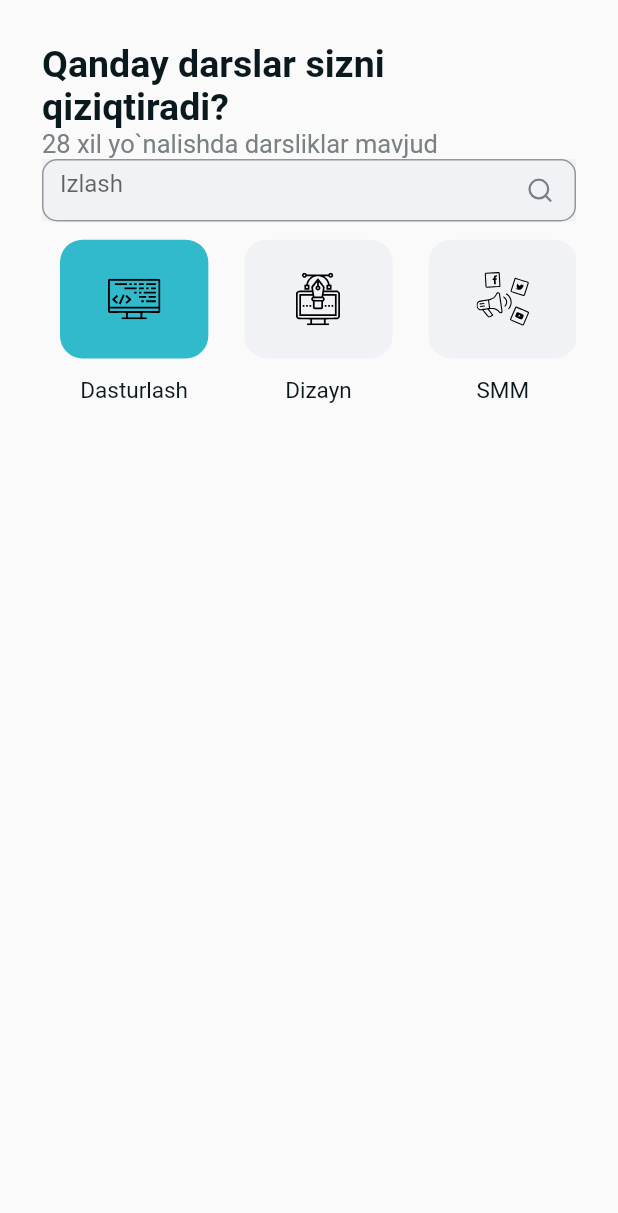
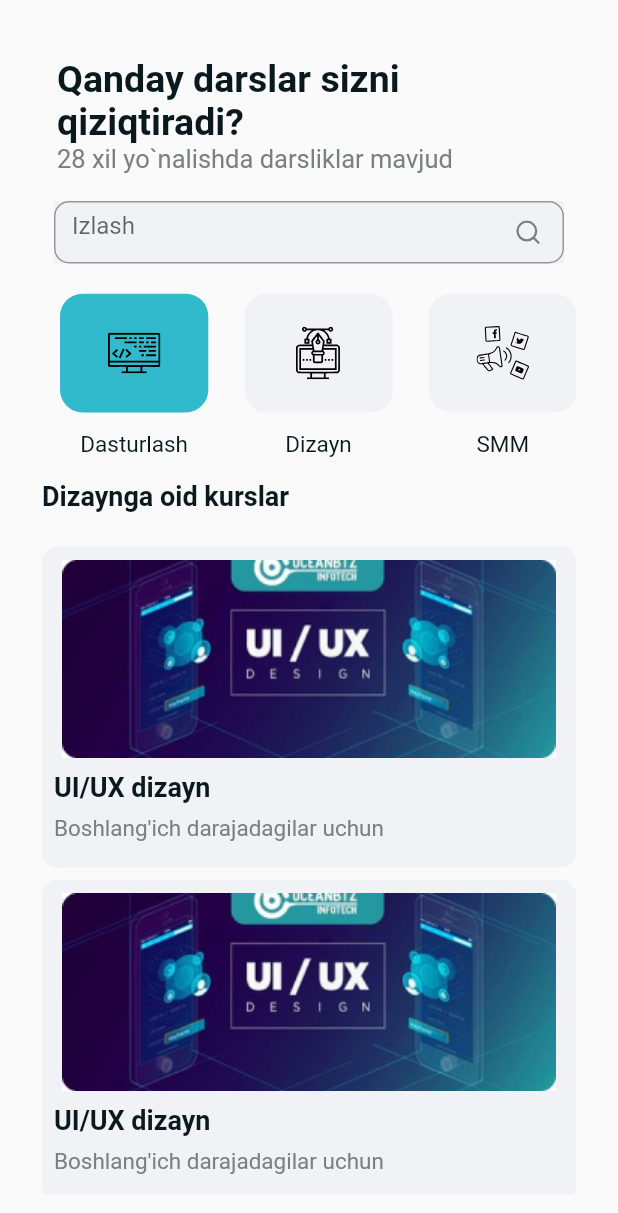
Before and after one commit to shohjahon-shodmonov/final_exam, a Flutter app: the screen it shows after launch, on a phone screen of 412 x 824 dp. Shown: the top 1213 px of the screen. Run offline on Flutter 3.47's test engine with Material 2 defaults, Android fonts, the light colour scheme and no system bars; our stand-ins replace bloc, connectivity_plus, flutter_bloc, flutter_svg.

Commit message:
home page

```diff
--- a/lib/screens/home/_widgets/home_headers.dart
+++ b/lib/screens/home/_widgets/home_headers.dart
@@ -8,7 +8,9 @@ class HomepageHeaders extends StatelessWidget {
 
   @override
   Widget build(BuildContext context) {
-    return Column(
+    return Padding(
+      padding: const EdgeInsets.all(10.0),
+      child: Column(
         mainAxisAlignment: MainAxisAlignment.start,
         crossAxisAlignment: CrossAxisAlignment.start,
         children: [
@@ -28,6 +30,7 @@ class HomepageHeaders extends StatelessWidget {
             ),
           ),
         ],
+      ),
     );
   }
 }
--- a/lib/screens/home/_widgets/searchbar.dart
+++ b/lib/screens/home/_widgets/searchbar.dart
@@ -13,7 +13,9 @@ class SearchBar extends StatelessWidget {
 
   @override
   Widget build(BuildContext context) {
-    return Container(
+    return Padding(
+      padding: const EdgeInsets.all(8.0),
+      child: Container(
         height: getH(41),
         width: getW(343),
         color: ColorConst.instance.bgContainer,
@@ -21,6 +23,7 @@ class SearchBar extends StatelessWidget {
           controller: _searchController,
           decoration: inputDecor(),
         ),
+      ),
     );
   }
 }
--- a/lib/screens/home/home_page.dart
+++ b/lib/screens/home/home_page.dart
@@ -7,6 +7,7 @@ import 'package:final_exam/cubit/menu_cubit/menu_state.dart';
 import 'package:final_exam/data/menu_bar_data.dart';
 import 'package:final_exam/screens/home/_widgets/home_headers.dart';
 import 'package:final_exam/screens/home/_widgets/searchbar.dart';
+import 'package:final_exam/widgets/category_body.dart';
 import 'package:final_exam/widgets/menu_bar_cont.dart';
 import 'package:flutter/material.dart';
 import 'package:flutter_bloc/flutter_bloc.dart';
@@ -43,6 +44,20 @@ class HomePage extends StatelessWidget {
                 HomepageHeaders(),
                 SearchBar(searchController: _searchController),
                 MenuBarContainer(),
+                Padding(
+                  padding: const EdgeInsets.symmetric(vertical: 15.0),
+                  child: Text(
+                    "Dizaynga oid kurslar",
+                    style: TextStyle(
+                      color: ColorConst.instance.textColorPrimary,
+                      fontSize: 18,
+                      fontWeight: FontWeight.bold,
+                    ),
+                  ),
+                ),
+                Expanded(
+                  child: CategoryBody(),
+                ),
               ],
             ),
           ),
--- /dev/null
+++ b/lib/widgets/category_body.dart
@@ -0,0 +1,67 @@
+import 'package:final_exam/core/constants/color_const.dart';
+import 'package:final_exam/core/constants/size_config.dart';
+import 'package:flutter/material.dart';
+
+class CategoryBody extends StatelessWidget {
+  const CategoryBody({
+    Key? key,
+  }) : super(key: key);
+
+  @override
+  Widget build(BuildContext context) {
+    return ListView.builder(
+      itemBuilder: (context, index) {
+        return InkWell(
+          onTap: () {},
+          child: Container(
+            margin: EdgeInsets.only(top: 8.0),
+            height: getH(211),
+            width: getW(343),
+            decoration: BoxDecoration(
+              borderRadius: BorderRadius.circular(10),
+              color: ColorConst.instance.bgContainer,
+            ),
+            child: Column(
+              crossAxisAlignment: CrossAxisAlignment.start,
+              children: [
+                Container(
+                  margin: EdgeInsets.only(top: 8.0),
+                  height: getH(132),
+                  width: getW(329),
+                  decoration: BoxDecoration(
+                    borderRadius: BorderRadius.circular(10),
+                  ),
+                  child:
+                      Image.asset('assets/images/uiux_dars.jpg'),
+                ),
+                Padding(
+                  padding: const EdgeInsets.all(8.0),
+                  child: Text(
+                    "UI/UX dizayn",
+                    style: TextStyle(
+                      color: ColorConst.instance.textColorPrimary,
+                      fontSize: 18,
+                      fontWeight: FontWeight.bold,
+                    ),
+                  ),
+                ),
+                Padding(
+                  padding: const EdgeInsets.only(left: 8.0),
+                  child: Text(
+                    "Boshlang'ich darajadagilar uchun",
+                    style: TextStyle(
+                      color:
+                          ColorConst.instance.textColorSecondary,
+                      fontSize: 15,
+                    ),
+                  ),
+                ),
+              ],
+            ),
+          ),
+        );
+      },
+      itemCount: 3,
+    );
+  }
+}
```
Also changed, not shown: assets/images/uiux_dars.jpg (added). Lines whose indentation alone changed are shown as unchanged.
